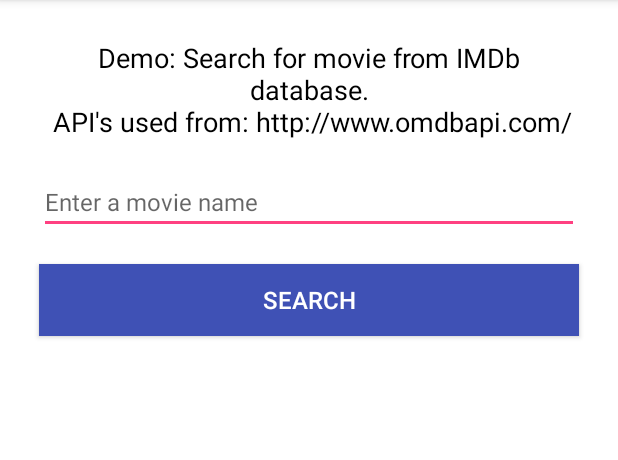
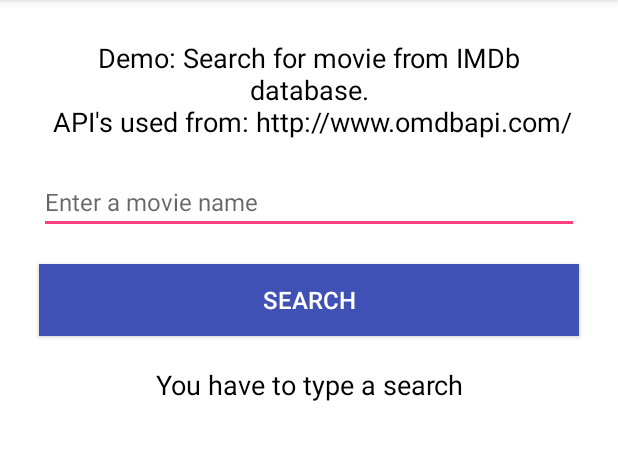
Before and after one commit to mohitum007/AndroidMVPKotlinDemo, an Android app: the screen it shows after launch (MainActivity), on a phone screen of 412 x 824 dp, the part 84-544 px from its top. Run offline under Robolectric (Android 15) with nearby library versions, the phone set to English and light mode, and no system bars; our stand-ins replace RxJava.

Commit message:
Commit: Added API call logic with recycler view adapter implementation

```diff
--- a/app/src/main/AndroidManifest.xml
+++ b/app/src/main/AndroidManifest.xml
@@ -1,6 +1,8 @@
 <?xml version="1.0" encoding="utf-8"?>
 <manifest xmlns:android="http://schemas.android.com/apk/res/android"
           package="com.mohitum.androidmvpkotlindemo">
+
+    <uses-permission android:name="android.permission.INTERNET" />
 
     <application
         android:allowBackup="true"
--- a/app/src/main/java/com/mohitum/androidmvpkotlindemo/adapter/MovieDataAdapter.kt
+++ b/app/src/main/java/com/mohitum/androidmvpkotlindemo/adapter/MovieDataAdapter.kt
@@ -10,7 +10,7 @@ import com.mohitum.androidmvpkotlindemo.model.Search
 import com.squareup.picasso.Picasso
 import kotlinx.android.synthetic.main.movie_row.view.*
 
-class MovieDataAdapter(private val movieData: MovieData):
+class MovieDataAdapter(var movieData: MovieData):
         RecyclerView.Adapter<MovieDataAdapter.ViewHolder>() {
 
     override fun onCreateViewHolder(parent: ViewGroup, viewType: Int): ViewHolder {
--- a/app/src/main/java/com/mohitum/androidmvpkotlindemo/interfaces/BasePresenter.kt
+++ b/app/src/main/java/com/mohitum/androidmvpkotlindemo/interfaces/BasePresenter.kt
@@ -1,4 +1,6 @@
 package com.mohitum.androidmvpkotlindemo.interfaces
+
+import android.content.Context
 
 interface BasePresenter<in T> {
 
--- a/app/src/main/java/com/mohitum/androidmvpkotlindemo/interfaces/MainActivityContract.kt
+++ b/app/src/main/java/com/mohitum/androidmvpkotlindemo/interfaces/MainActivityContract.kt
@@ -15,6 +15,18 @@ interface MainActivityContract {
          * @param idString The id of the string we want to show
          */
         fun showMessage(@StringRes idString: Int)
+
+        /**
+         * Shows error messages while fetching list in MainActivity
+         *
+         * @param errorString The string we want to show
+         */
+        fun showErrorMessage(errorString: String?)
+
+        /**
+         * Shows loading progress in MainActivity
+         */
+        fun showLoadingProgress()
 
         /**
          * Calls the MainActivity to update the recycler view adapter
--- a/app/src/main/res/layout/activity_main.xml
+++ b/app/src/main/res/layout/activity_main.xml
@@ -25,9 +25,27 @@
         android:layout_below="@+id/movieNameEditText"
         android:text="@string/button_search_text"/>
 
-    <android.support.v7.widget.RecyclerView
-        android:id="@+id/recyclerView"
-        style="@style/SectionPadded"
-        android:layout_below="@+id/searchButton"/>
+    <RelativeLayout
+        style="@style/MatchLayout"
+        android:layout_below="@+id/searchButton">
+
+        <ProgressBar
+            android:id="@+id/loadingProgress"
+            style="@style/WrapLayout"
+            android:visibility="gone"
+            android:layout_centerInParent="true"/>
+
+        <TextView
+            android:id="@+id/error_label"
+            style="@style/Label"
+            android:text="@string/search_error_no_text"
+            android:gravity="center_horizontal"/>
+
+        <android.support.v7.widget.RecyclerView
+            android:id="@+id/recyclerView"
+            android:visibility="gone"
+            style="@style/SectionPadded"/>
+
+    </RelativeLayout>
 
 </RelativeLayout>
```
Also changed, not shown: app/build.gradle (+7 -0 lines), app/src/main/java/com/mohitum/androidmvpkotlindemo/activity/MainActivity.kt (+63 -1 lines), app/src/main/java/com/mohitum/androidmvpkotlindemo/network/ApiService.kt (added, +45 -0 lines), app/src/main/java/com/mohitum/androidmvpkotlindemo/presenter/MainActivityPresenter.kt (+33 -1 lines).
